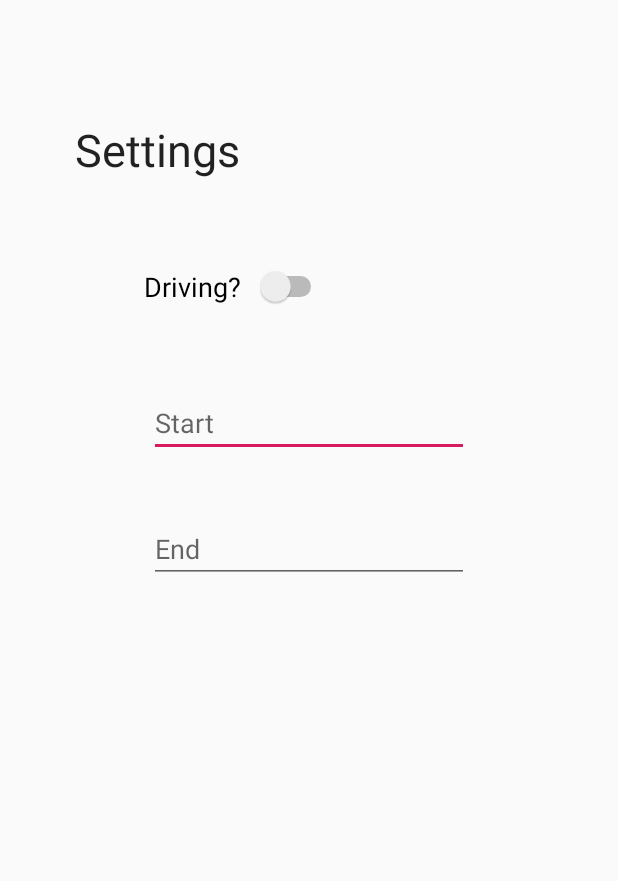
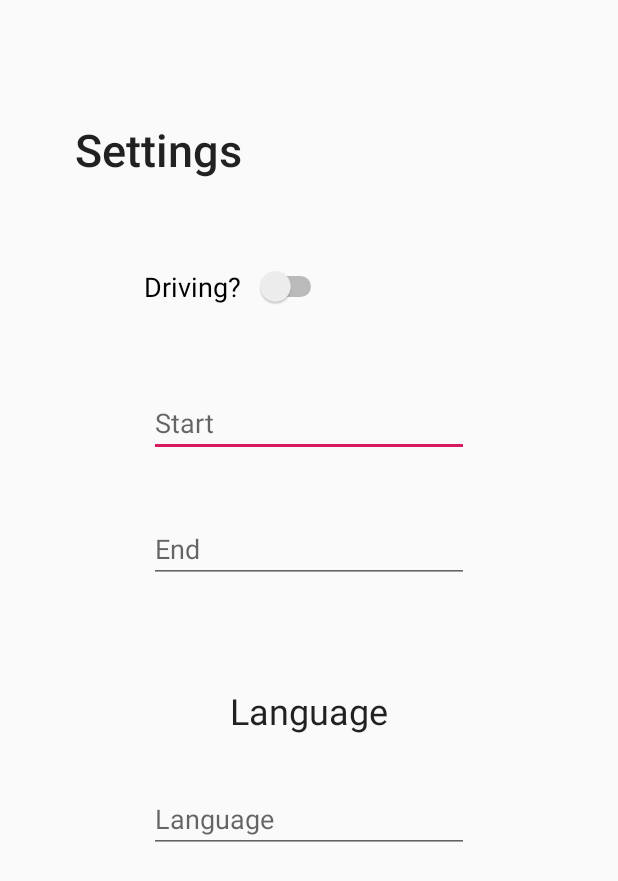
Before and after one commit to Karthikravishankar/HackISU2019Fall, an Android app: the Settings screen opened directly, with no data from a screen before it, on a phone screen of 412 x 824 dp. Shown: the top 881 px of the screen. Run offline under Robolectric (Android 15) with nearby library versions, the phone set to English and light mode, and no system bars; our stand-ins replace Volley; network calls fail.

Commit message:
alot of things done here

```diff
--- a/FrontEnd/driveshare/app/src/main/java/com/example/driveshare/Settings.java
+++ b/FrontEnd/driveshare/app/src/main/java/com/example/driveshare/Settings.java
@@ -26,7 +26,7 @@ import java.util.Map;
 public class Settings extends AppCompatActivity {
 
     private Switch drive;
-    private EditText start, end;
+    private EditText start, end, lang;
 
     /*
         TODO:
@@ -43,6 +43,7 @@ public class Settings extends AppCompatActivity {
         drive = findViewById(R.id.switch_drive);
         start = findViewById(R.id.editText_start);
         end = findViewById(R.id.editText_end);
+        lang = findViewById(R.id.editText_lang);
 
         drive.setOnCheckedChangeListener(new CompoundButton.OnCheckedChangeListener() {
             @Override
@@ -104,6 +105,7 @@ public class Settings extends AppCompatActivity {
                 params.put("dest_lat", Double.toString(lat2));
                 params.put("from_lng", Double.toString(lng1));
                 params.put("dest_lng", Double.toString(lng2));
+                params.put("lang", lang.getText().toString());
                 return params;
             }
         };
--- a/FrontEnd/driveshare/app/src/main/res/layout/activity_settings.xml
+++ b/FrontEnd/driveshare/app/src/main/res/layout/activity_settings.xml
@@ -50,7 +50,7 @@
         android:layout_width="wrap_content"
         android:layout_height="wrap_content"
         android:text="Settings"
-        android:textAppearance="@style/TextAppearance.AppCompat.Body1"
+        android:textAppearance="@style/TextAppearance.AppCompat.Body2"
         android:textSize="30sp"
         app:layout_constraintBottom_toBottomOf="parent"
         app:layout_constraintEnd_toEndOf="parent"
@@ -58,4 +58,31 @@
         app:layout_constraintStart_toStartOf="parent"
         app:layout_constraintTop_toTopOf="parent"
         app:layout_constraintVertical_bias="0.101" />
+
+    <EditText
+        android:id="@+id/editText_lang"
+        android:layout_width="wrap_content"
+        android:layout_height="wrap_content"
+        android:ems="10"
+        android:hint="Language"
+        android:inputType="textPersonName"
+        app:layout_constraintBottom_toBottomOf="parent"
+        app:layout_constraintEnd_toEndOf="parent"
+        app:layout_constraintStart_toStartOf="parent"
+        app:layout_constraintTop_toTopOf="parent"
+        app:layout_constraintVertical_bias="0.672" />
+
+    <TextView
+        android:id="@+id/textView3"
+        android:layout_width="wrap_content"
+        android:layout_height="wrap_content"
+        android:text="Language"
+        android:textAppearance="@style/TextAppearance.AppCompat.Body1"
+        android:textSize="24sp"
+        app:layout_constraintBottom_toBottomOf="parent"
+        app:layout_constraintEnd_toEndOf="parent"
+        app:layout_constraintStart_toStartOf="parent"
+        app:layout_constraintTop_toTopOf="parent"
+        app:layout_constraintVertical_bias="0.578" />
+
 </androidx.constraintlayout.widget.ConstraintLayout>
```
